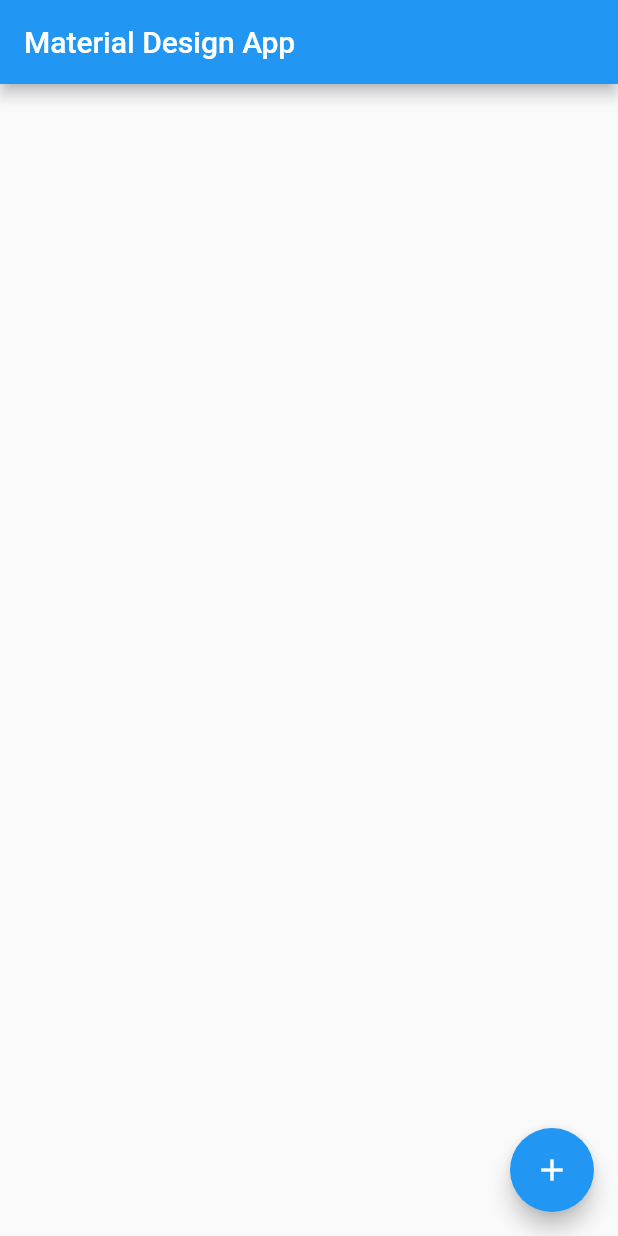
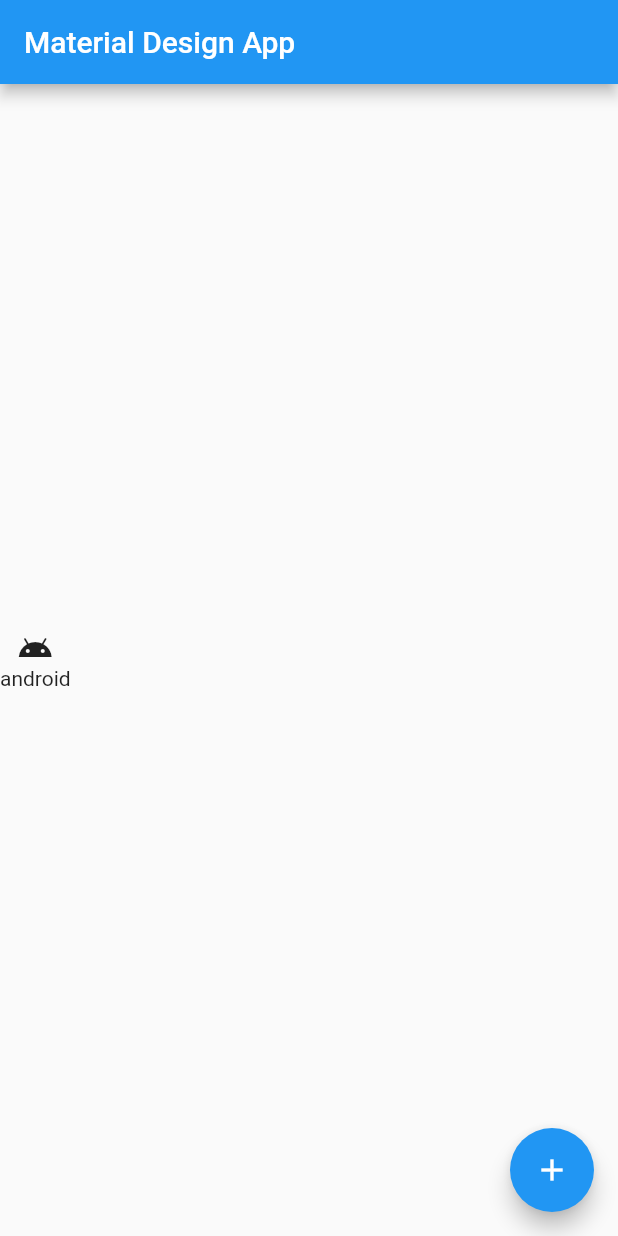
Before and after one commit to v2pv2p/flutter, a Flutter app: the screen it shows after launch, on a phone screen of 412 x 824 dp. Run offline on Flutter 3.47's test engine with Material 2 defaults, Android fonts, the phone set to English and light mode, and no system bars.

Commit message:
위젯 여러개 만들기, 가운데 정렬

```diff
--- a/lib/main.dart
+++ b/lib/main.dart
@@ -27,10 +27,18 @@ class _MaterialFlutterApp extends State<MaterialFlutterApp> {
   Widget build(BuildContext context) {
     return Scaffold(
       appBar: AppBar(title: Text('Material Design App')),
-      floatingActionButton: FloatingActionButton(child: Icon(Icons.add),
-        onPressed: () {
+      floatingActionButton: FloatingActionButton(
+        child:
+          Icon(Icons.add),
+          onPressed: () {
 
-        },
+          },
+      ),
+      body: Container(
+        child: Column(
+          children: <Widget>[Icon(Icons.android), Text('android')],
+          mainAxisAlignment: MainAxisAlignment.center,
+        ),
       )
     );
   }
```
